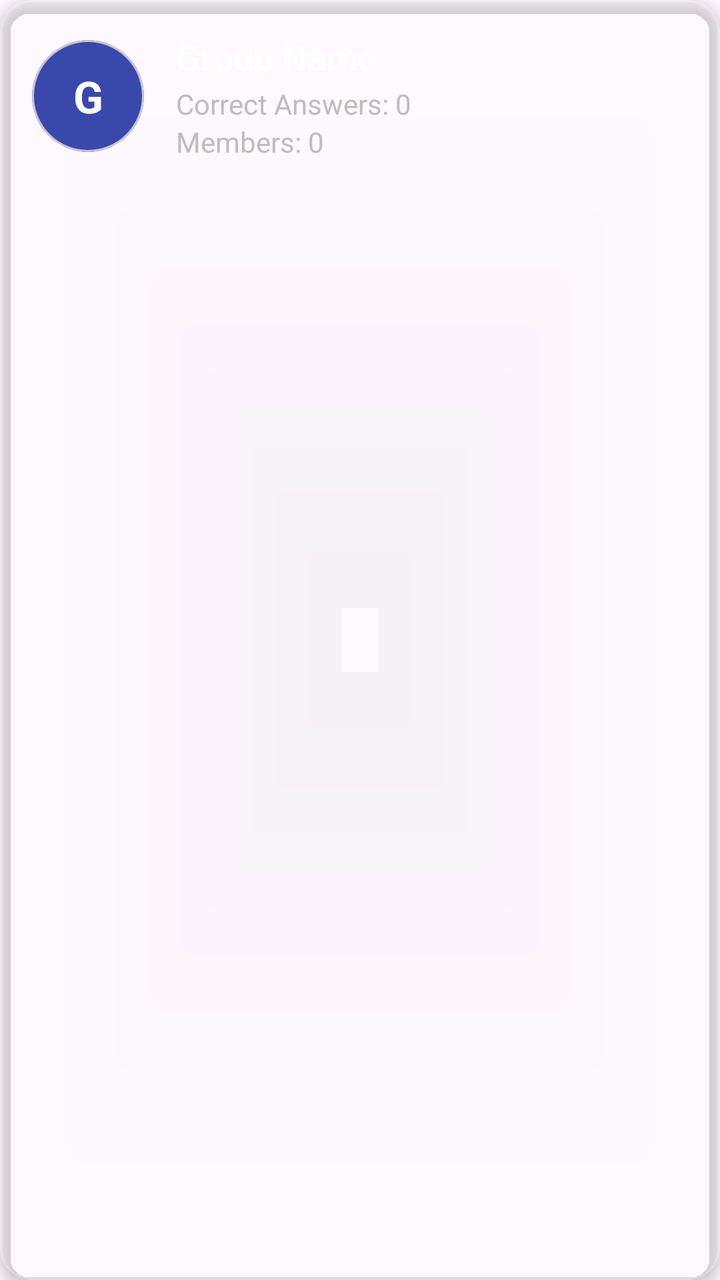
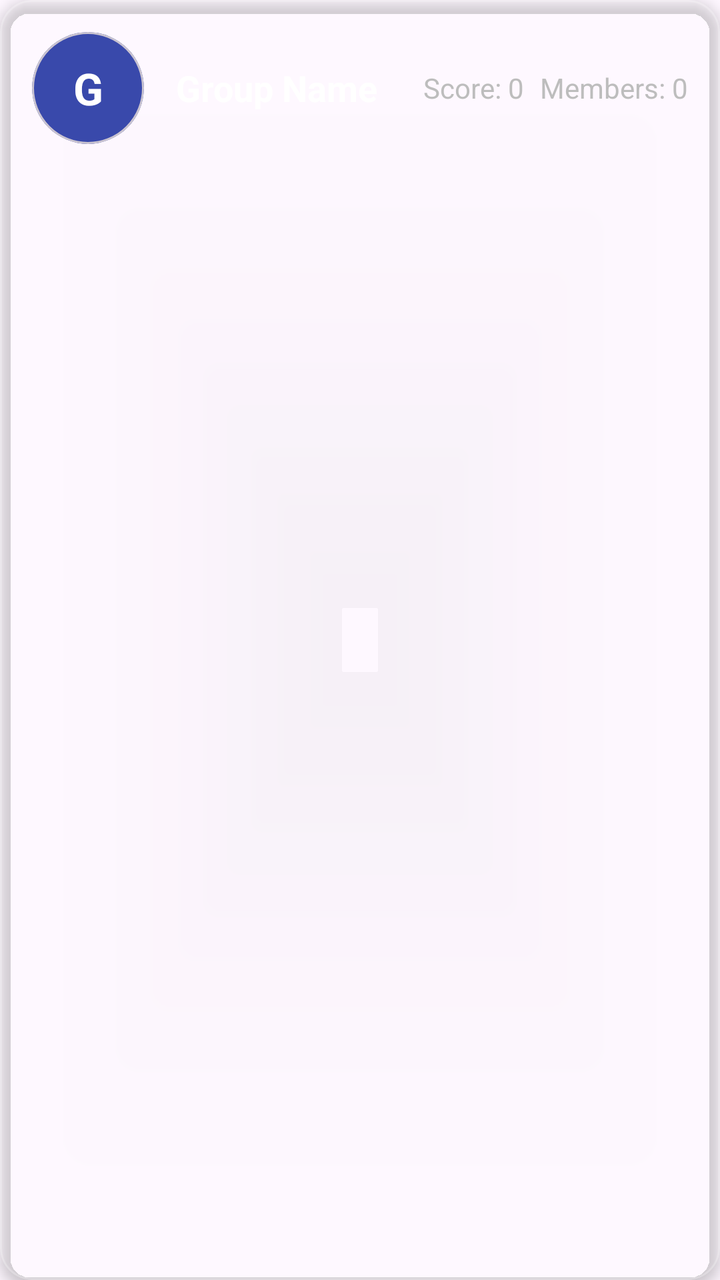

An Android layout rendered at two revisions. The XML below is the earlier revision; the diff shows what the commit changed to produce the second picture.
<!-- AndroidManifest.xml: application theme Theme.GeffenFinalProject -->
<!-- res/layout/item_group.xml -->
<?xml version="1.0" encoding="utf-8"?>
<com.google.android.material.card.MaterialCardView xmlns:android="http://schemas.android.com/apk/res/android"
    xmlns:app="http://schemas.android.com/apk/res-auto"
    xmlns:tools="http://schemas.android.com/tools"
    android:layout_width="match_parent"
    android:layout_height="wrap_content"
    android:layout_marginHorizontal="12dp"
    android:layout_marginVertical="6dp"
    app:cardCornerRadius="16dp"
    app:cardElevation="4dp"
    app:cardBackgroundColor="#1AFFFFFF"
    app:strokeWidth="1dp"
    app:strokeColor="#33FFFFFF"
    android:clickable="true"
    android:focusable="true"
    android:foreground="?attr/selectableItemBackground">

    <LinearLayout
        android:layout_width="match_parent"
        android:layout_height="wrap_content"
        android:orientation="horizontal"
        android:padding="16dp"
        android:gravity="center_vertical">

        
        <com.google.android.material.card.MaterialCardView
            android:layout_width="56dp"
            android:layout_height="56dp"
            app:cardCornerRadius="28dp"
            app:cardElevation="0dp"
            app:cardBackgroundColor="@color/primary">

            <TextView
                android:id="@+id/tv_group_initial"
                android:layout_width="match_parent"
                android:layout_height="match_parent"
                android:gravity="center"
                android:text="G"
                android:textSize="22sp"
                android:textStyle="bold"
                android:textColor="@color/white"/>

        </com.google.android.material.card.MaterialCardView>

        
        <LinearLayout
            android:layout_width="0dp"
            android:layout_height="wrap_content"
            android:layout_weight="1"
            android:orientation="vertical"
            android:layout_marginStart="16dp">

            <TextView
                android:id="@+id/tv_group_name"
                android:layout_width="wrap_content"
                android:layout_height="wrap_content"
                android:text="Group Name"
                android:textSize="18sp"
                android:textStyle="bold"
                android:textColor="@color/white"/>

            <TextView
                android:id="@+id/tv_group_score"
                android:layout_width="wrap_content"
                android:layout_height="wrap_content"
                android:text="Correct Answers: 0"
                android:textSize="14sp"
                android:textColor="#BDBDBD"
                android:layout_marginTop="2dp"/>

            <TextView
                android:id="@+id/tv_group_members"
                android:layout_width="wrap_content"
                android:layout_height="wrap_content"
                android:text="Members: 0"
                android:textSize="14sp"
                android:textColor="#BDBDBD" />

        </LinearLayout>

    </LinearLayout>

</com.google.android.material.card.MaterialCardView>
<!-- resources referenced by this layout -->
<resources>
  <color name="primary">#3949AB</color>
  <color name="white">#FFFFFFFF</color>
  <style name="Theme.GeffenFinalProject" parent="Base.Theme.GeffenFinalProject" />
  <style name="Base.Theme.GeffenFinalProject" parent="Theme.Material3.DayNight.NoActionBar">
          
          
      </style>
</resources>

<!-- the commit's change to res/layout/item_group.xml (unified diff, before → after) -->
@@ -47,26 +47,31 @@
             android:layout_width="0dp"
             android:layout_height="wrap_content"
             android:layout_weight="1"
-            android:orientation="vertical"
-            android:layout_marginStart="16dp">
+            android:orientation="horizontal"
+            android:layout_marginStart="16dp"
+            android:gravity="center_vertical">
 
             <TextView
                 android:id="@+id/tv_group_name"
-                android:layout_width="wrap_content"
+                android:layout_width="0dp"
                 android:layout_height="wrap_content"
+                android:layout_weight="1"
                 android:text="Group Name"
                 android:textSize="18sp"
                 android:textStyle="bold"
-                android:textColor="@color/white"/>
+                android:textColor="@color/white"
+                android:maxLines="1"
+                android:ellipsize="end" />
 
             <TextView
                 android:id="@+id/tv_group_score"
                 android:layout_width="wrap_content"
                 android:layout_height="wrap_content"
-                android:text="Correct Answers: 0"
+                android:text="Score: 0"
                 android:textSize="14sp"
                 android:textColor="#BDBDBD"
-                android:layout_marginTop="2dp"/>
+                android:layout_marginHorizontal="8dp"
+                android:maxLines="1" />
 
             <TextView
                 android:id="@+id/tv_group_members"
@@ -74,7 +79,8 @@
                 android:layout_height="wrap_content"
                 android:text="Members: 0"
                 android:textSize="14sp"
-                android:textColor="#BDBDBD" />
+                android:textColor="#BDBDBD"
+                android:maxLines="1" />
 
         </LinearLayout>
 
